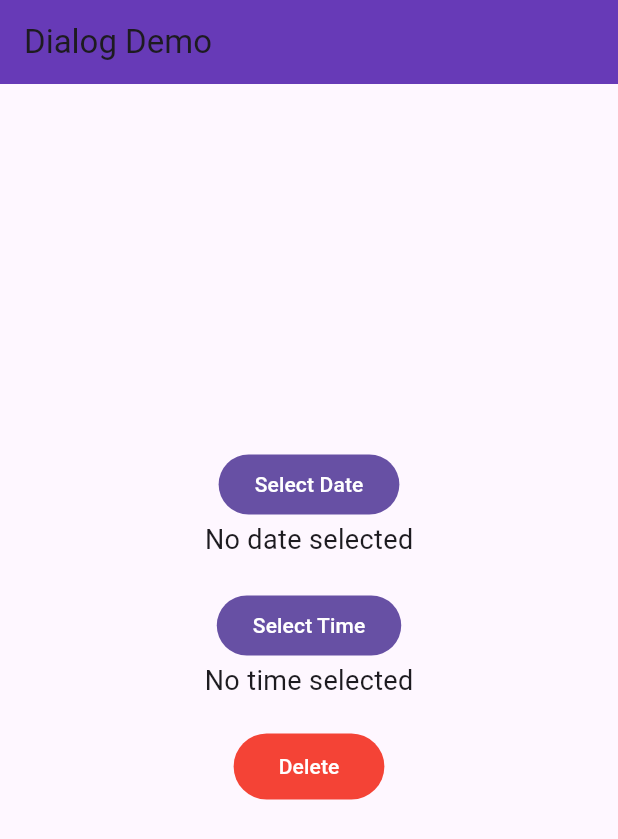
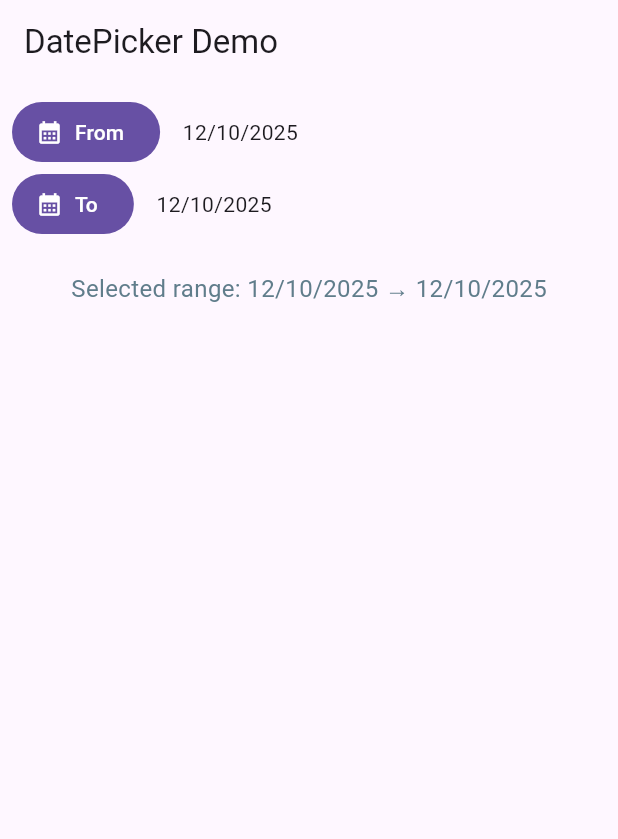
Before and after one commit to N-K-L1/flutter_application, a Flutter app: the screen it shows after launch, on a phone screen of 412 x 824 dp. Shown: the top 839 px of the screen. Run offline on Flutter 3.47's test engine with Material 3 defaults, Android fonts, the phone set to English and light mode, and no system bars.

Commit message:
Completed date_picker_demo.dart as Assignment 1

```diff
--- /dev/null
+++ b/lib/week07/date_picker_demo.dart
@@ -0,0 +1,105 @@
+import 'package:flutter/material.dart';
+
+class DatePickerDemo extends StatefulWidget {
+  const DatePickerDemo({super.key});
+
+  @override
+  State<DatePickerDemo> createState() => _DatePickerDemoState();
+}
+
+class _DatePickerDemoState extends State<DatePickerDemo> {
+  // Initial both dates are October 30, 2025
+  DateTime fromDate = DateTime.now();
+  DateTime toDate = DateTime.now();
+
+  // ---- Show 'From' Date Picker ----
+  void showDate() async {
+    DateTime? dt = await showDatePicker(
+      context: context,
+      initialDate: fromDate,
+      firstDate: DateTime(1400, 1, 1),
+      lastDate: DateTime(3000, 1, 1),
+    );
+
+    if (dt != null) {
+      setState(() {
+        fromDate = dt;
+
+        // If new 'From' date is later than current 'To' date,
+        // set 'To' date to be the same as 'From' date
+        if (fromDate.isAfter(toDate)) {
+          toDate = fromDate;
+        }
+      });
+    }
+  }
+
+  // ---- Show 'To' Date Picker ----
+  void showDate2() async {
+    DateTime? dt2 = await showDatePicker(
+      context: context,
+      initialDate: toDate,
+      firstDate: fromDate,
+      lastDate: DateTime(3000, 1, 1),
+    );
+
+    if (dt2 != null) {
+      setState(() {
+        toDate = dt2;
+      });
+    }
+  }
+
+  String formatDate(DateTime date) {
+    return '${date.day}/${date.month}/${date.year}';
+  }
+
+  @override
+  Widget build(BuildContext context) {
+    return Scaffold(
+      appBar: AppBar(title: const Text('DatePicker Demo')),
+      body: SafeArea(
+        child: Padding(
+          padding: const EdgeInsets.all(8.0),
+          child: Column(
+            mainAxisSize: MainAxisSize.min,
+            children: [
+              Row(
+                mainAxisAlignment: MainAxisAlignment.start,
+                children: [
+                  FilledButton.icon(
+                    icon: const Icon(Icons.calendar_month),
+                    onPressed: showDate,
+                    label: const Text('From'),
+                  ),
+                  const SizedBox(width: 15),
+                  Text(formatDate(fromDate)),
+                ],
+              ),
+
+              Row(
+                mainAxisAlignment: MainAxisAlignment.start,
+                children: [
+                  FilledButton.icon(
+                    icon: const Icon(Icons.calendar_month),
+                    onPressed: showDate2,
+                    label: const Text('To'),
+                  ),
+                  const SizedBox(width: 15),
+                  Text(formatDate(toDate)),
+                ],
+              ),
+              const SizedBox(height: 20),
+
+              // Display summary
+              Text(
+                'Selected range: ${formatDate(fromDate)} → ${formatDate(toDate)}',
+                style: const TextStyle(fontSize: 16, color: Colors.blueGrey),
+              ),
+            ],
+          ),
+        ),
+      ),
+    );
+  }
+}
```
Also changed, not shown: lib/main.dart (+4 -3 lines).
